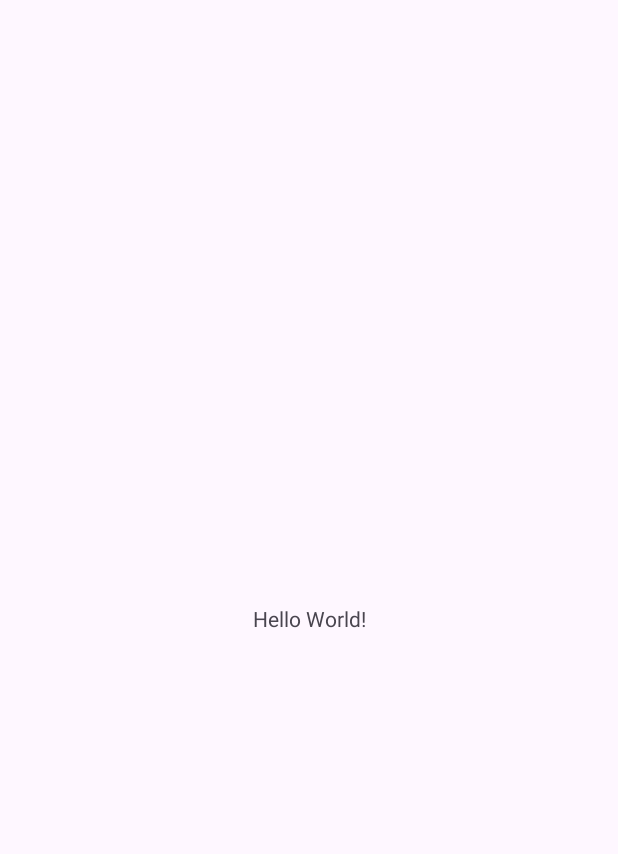
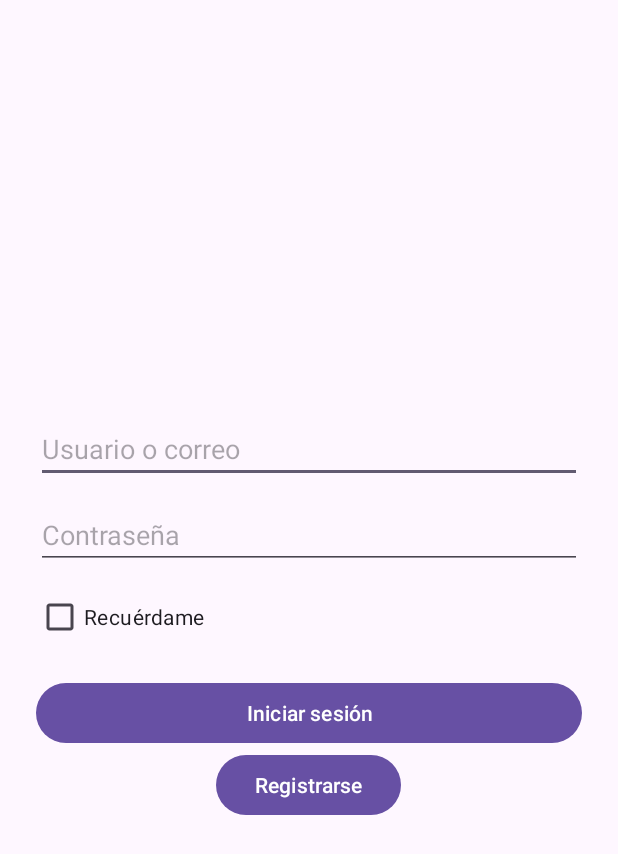
Before and after one commit to DaniBDaw/GymAppMobile, an Android app: the screen it shows after launch (MainActivity before the commit, LoginActivity after it), on a phone screen of 412 x 824 dp. Before the commit the part shown is almost empty. Shown: the top 854 px of the screen. Run offline under Robolectric (Android 15) with nearby library versions, the phone set to English and light mode, and no system bars; our stand-ins replace Room's generated code.

Commit message:
23/11/2026, login logica, falta diseño y cambiar algunas cosas

```diff
--- a/GymApp2/app/src/main/java/es/elorrieta/app/gym_app/MainActivity.kt
+++ /dev/null
@@ -1,20 +0,0 @@
-package es.elorrieta.app.gym_app
-
-import android.os.Bundle
-import androidx.activity.enableEdgeToEdge
-import androidx.appcompat.app.AppCompatActivity
-import androidx.core.view.ViewCompat
-import androidx.core.view.WindowInsetsCompat
-
-class MainActivity : AppCompatActivity() {
-    override fun onCreate(savedInstanceState: Bundle?) {
-        super.onCreate(savedInstanceState)
-        enableEdgeToEdge()
-        setContentView(R.layout.activity_main)
-        ViewCompat.setOnApplyWindowInsetsListener(findViewById(R.id.main)) { v, insets ->
-            val systemBars = insets.getInsets(WindowInsetsCompat.Type.systemBars())
-            v.setPadding(systemBars.left, systemBars.top, systemBars.right, systemBars.bottom)
-            insets
-        }
-    }
-}
--- /dev/null
+++ b/GymApp2/app/src/main/java/es/elorrieta/app/gym_app/data/db/AppDatabase.kt
@@ -0,0 +1,29 @@
+package es.elorrieta.app.gym_app.data.db
+
+import android.content.Context
+import androidx.room.Database
+import androidx.room.Room
+import androidx.room.RoomDatabase
+
+@Database(entities = [Usuario::class], version = 1)
+abstract class AppDatabase : RoomDatabase() {
+
+    companion object {
+        @Volatile
+        private var instance: AppDatabase? = null
+
+        private val LOCK = Any()
+
+        operator fun invoke(context: Context) = instance ?: synchronized(LOCK) {
+            instance ?: buildDatabase(context).also { instance = it }
+        }
+
+        private fun buildDatabase(context: Context) = Room.databaseBuilder(
+            context.applicationContext,
+            AppDatabase::class.java,
+            "gym_database"
+        ).build()
+    }
+
+    abstract fun usuarioDao(): UsuarioDao
+}
--- /dev/null
+++ b/GymApp2/app/src/main/java/es/elorrieta/app/gym_app/data/db/Usuario.kt
@@ -0,0 +1,20 @@
+package es.elorrieta.app.gym_app.data.db
+
+import androidx.room.ColumnInfo
+import androidx.room.Entity
+import androidx.room.PrimaryKey
+
+@Entity(tableName = "usuarios")
+data class Usuario(
+    @PrimaryKey(autoGenerate = true)
+    val id: Int = 0,
+
+    @ColumnInfo(name = "email")
+    val email: String,
+
+    @ColumnInfo(name = "password")
+    val password: String,
+
+    @ColumnInfo(name = "tipo_usuario")
+    val tipoUsuario: String // Cliente o Entrenador
+)
--- /dev/null
+++ b/GymApp2/app/src/main/java/es/elorrieta/app/gym_app/data/db/UsuarioDao.kt
@@ -0,0 +1,15 @@
+package es.elorrieta.app.gym_app.data.db
+
+import androidx.room.Dao
+import androidx.room.Insert
+import androidx.room.Query
+
+@Dao
+interface UsuarioDao {
+
+    @Query("SELECT * FROM usuarios WHERE email = :email AND password = :password LIMIT 1")
+    suspend fun login(email: String, password: String): Usuario?
+
+    @Insert
+    suspend fun insertar(usuario: Usuario)
+}
--- /dev/null
+++ b/GymApp2/app/src/main/java/es/elorrieta/app/gym_app/data/prefs/PrefsManager.kt
@@ -0,0 +1,45 @@
+package es.elorrieta.app.gym_app.data.prefs
+
+import android.content.Context
+
+class PrefsManager(context: Context) {
+
+    private val prefs = context.getSharedPreferences("GymAppPrefs", Context.MODE_PRIVATE)
+
+    companion object {
+        private const val KEY_REMEMBER = "remember_me"
+        private const val KEY_LOGIN = "login_usuario"
+        private const val KEY_PASSWORD = "password_usuario"
+        private const val KEY_SESION_ACTUAL = "sesion_actual"
+    }
+
+    fun guardarRememberMe(email: String, password: String) {
+        prefs.edit()
+            .putBoolean(KEY_REMEMBER, true)
+            .putString(KEY_LOGIN, email)
+            .putString(KEY_PASSWORD, password)
+            .apply()
+    }
+
+    fun borrarRememberMe() {
+        prefs.edit()
+            .remove(KEY_REMEMBER)
+            .remove(KEY_LOGIN)
+            .remove(KEY_PASSWORD)
+            .apply()
+    }
+
+    fun isRememberMeActivo(): Boolean = prefs.getBoolean(KEY_REMEMBER, false)
+    fun getLoginGuardado(): String = prefs.getString(KEY_LOGIN, "") ?: ""
+    fun getPasswordGuardada(): String = prefs.getString(KEY_PASSWORD, "") ?: ""
+
+    fun guardarSesionActual(email: String) {
+        prefs.edit().putString(KEY_SESION_ACTUAL, email).apply()
+    }
+
+    fun getSesionActual(): String = prefs.getString(KEY_SESION_ACTUAL, "") ?: ""
+
+    fun cerrarSesion() {
+        prefs.edit().remove(KEY_SESION_ACTUAL).apply()
+    }
+}
--- /dev/null
+++ b/GymApp2/app/src/main/java/es/elorrieta/app/gym_app/ui/LoginActivity.kt
@@ -0,0 +1,97 @@
+package es.elorrieta.app.gym_app.ui
+
+import android.content.Intent
+import android.os.Bundle
+import android.widget.Button
+import android.widget.CheckBox
+import android.widget.EditText
+import android.widget.Toast
+import androidx.appcompat.app.AppCompatActivity
+import androidx.lifecycle.lifecycleScope
+import es.elorrieta.app.gym_app.R
+import es.elorrieta.app.gym_app.data.db.AppDatabase
+import es.elorrieta.app.gym_app.data.db.Usuario
+import es.elorrieta.app.gym_app.data.prefs.PrefsManager
+import kotlinx.coroutines.launch
+
+class LoginActivity : AppCompatActivity() {
+
+    override fun onCreate(savedInstanceState: Bundle?) {
+        super.onCreate(savedInstanceState)
+        setContentView(R.layout.activity_login)
+
+        val etUsuario = findViewById<EditText>(R.id.etUsuario)
+        val etPassword = findViewById<EditText>(R.id.etPassword)
+        val cbRecordar = findViewById<CheckBox>(R.id.cbRecordar)
+        val btnLogin = findViewById<Button>(R.id.btnLogin)
+
+        val db = AppDatabase(this)
+        val prefs = PrefsManager(this)
+
+
+        lifecycleScope.launch {
+            if (db.usuarioDao().login("cliente@gym.com", "1234") == null) {
+                db.usuarioDao().insertar(
+                    Usuario(email = "cliente@gym.com", password = "1234", tipoUsuario = "Cliente")
+                )
+            }
+            if (db.usuarioDao().login("entrenador@gym.com", "1234") == null) {
+                db.usuarioDao().insertar(
+                    Usuario(email = "entrenador@gym.com", password = "1234", tipoUsuario = "Entrenador")
+                )
+            }
+        }
+
+
+        if (prefs.isRememberMeActivo()) {
+            etUsuario.setText(prefs.getLoginGuardado())
+            etPassword.setText(prefs.getPasswordGuardada())
+            cbRecordar.isChecked = true
+        }
+
+
+        btnLogin.setOnClickListener {
+            val email = etUsuario.text.toString().trim()
+            val password = etPassword.text.toString().trim()
+
+            if (email.isEmpty()) {
+                etUsuario.error = "Introduce tu email"
+                return@setOnClickListener
+            }
+            if (password.isEmpty()) {
+                etPassword.error = "Introduce tu contraseña"
+                return@setOnClickListener
+            }
+
+            lifecycleScope.launch {
+                val usuarioValido = db.usuarioDao().login(email, password)
+
+                if (usuarioValido != null) {
+                    prefs.guardarSesionActual(usuarioValido.email)
+
+                    if (cbRecordar.isChecked) {
+                        prefs.guardarRememberMe(email, password)
+                    } else {
+                        prefs.borrarRememberMe()
+                    }
+
+
+                    if (usuarioValido.tipoUsuario == "Cliente") {
+                        Toast.makeText(this@LoginActivity, "Bienvenido Cliente", Toast.LENGTH_SHORT).show()
+
+                        startActivity(Intent(this@LoginActivity, MainActivity::class.java))
+                    } else {
+                        Toast.makeText(this@LoginActivity, "Bienvenido Entrenador", Toast.LENGTH_SHORT).show()
+
+                        startActivity(Intent(this@LoginActivity, MainActivity::class.java))
+                    }
+                    finish()
+                } else {
+                    etUsuario.error = "Credenciales incorrectas"
+                    etPassword.error = "Credenciales incorrectas"
+                    Toast.makeText(this@LoginActivity, "Email o contraseña incorrectos", Toast.LENGTH_SHORT).show()
+                }
+            }
+        }
+    }
+}
--- /dev/null
+++ b/GymApp2/app/src/main/res/layout/activity_login.xml
@@ -0,0 +1,46 @@
+<?xml version="1.0" encoding="utf-8"?>
+<LinearLayout xmlns:android="http://schemas.android.com/apk/res/android"
+    android:layout_width="match_parent"
+    android:layout_height="match_parent"
+    android:orientation="vertical"
+    android:padding="24dp"
+    android:gravity="center">
+
+    <EditText
+        android:id="@+id/etUsuario"
+        android:layout_width="match_parent"
+        android:layout_height="wrap_content"
+        android:hint="Usuario o correo"
+        android:inputType="textEmailAddress" />
+
+    <EditText
+        android:id="@+id/etPassword"
+        android:layout_width="match_parent"
+        android:layout_height="wrap_content"
+        android:hint="Contraseña"
+        android:inputType="textPassword"
+        android:layout_marginTop="12dp" />
+
+    <CheckBox
+        android:id="@+id/cbRecordar"
+        android:layout_width="wrap_content"
+        android:layout_height="wrap_content"
+        android:text="Recuérdame"
+        android:layout_gravity="start"
+        android:layout_marginTop="8dp" />
+
+    <Button
+        android:id="@+id/btnLogin"
+        android:layout_width="match_parent"
+        android:layout_height="wrap_content"
+        android:layout_marginTop="16dp"
+        android:text="Iniciar sesión" />
+
+    <Button
+        android:id="@+id/btnRegistrarse"
+        android:layout_width="123dp"
+        android:layout_height="wrap_content"
+        android:text="Registrarse" />
+
+
+</LinearLayout>
--- a/GymApp2/app/src/main/res/layout/activity_main.xml
+++ b/GymApp2/app/src/main/res/layout/activity_main.xml
@@ -1,19 +1,26 @@
 <?xml version="1.0" encoding="utf-8"?>
-<androidx.constraintlayout.widget.ConstraintLayout xmlns:android="http://schemas.android.com/apk/res/android"
-    xmlns:app="http://schemas.android.com/apk/res-auto"
+<LinearLayout xmlns:android="http://schemas.android.com/apk/res/android"
     xmlns:tools="http://schemas.android.com/tools"
-    android:id="@+id/main"
     android:layout_width="match_parent"
     android:layout_height="match_parent"
-    tools:context=".MainActivity">
+    android:orientation="vertical"
+    android:gravity="center"
+    android:padding="24dp"
+    tools:context=".ui.MainActivity">
 
     <TextView
+        android:id="@+id/tvBienvenida"
         android:layout_width="wrap_content"
         android:layout_height="wrap_content"
-        android:text="Hello World!"
-        app:layout_constraintBottom_toBottomOf="parent"
-        app:layout_constraintEnd_toEndOf="parent"
-        app:layout_constraintStart_toStartOf="parent"
-        app:layout_constraintTop_toTopOf="parent" />
+        android:text="Bienvenido"
+        android:textSize="20sp"
+        android:gravity="center" />
 
-</androidx.constraintlayout.widget.ConstraintLayout>
+    <Button
+        android:id="@+id/btnLogout"
+        android:layout_width="wrap_content"
+        android:layout_height="wrap_content"
+        android:text="Cerrar sesión"
+        android:layout_marginTop="24dp" />
+
+</LinearLayout>
--- a/GymApp2/build.gradle.kts
+++ b/GymApp2/build.gradle.kts
@@ -1,4 +1,4 @@
-// Top-level build file where you can add configuration options common to all sub-projects/modules.
 plugins {
     alias(libs.plugins.android.application) apply false
+    alias(libs.plugins.ksp) apply false
 }
```
Also changed, not shown: GymApp2/app/build.gradle.kts (+7 -0 lines), GymApp2/app/src/main/AndroidManifest.xml (+6 -4 lines), GymApp2/app/src/main/java/es/elorrieta/app/gym_app/ui/MainActivity.kt (added, +33 -0 lines), GymApp2/gradle/libs.versions.toml (+8 -0 lines).
